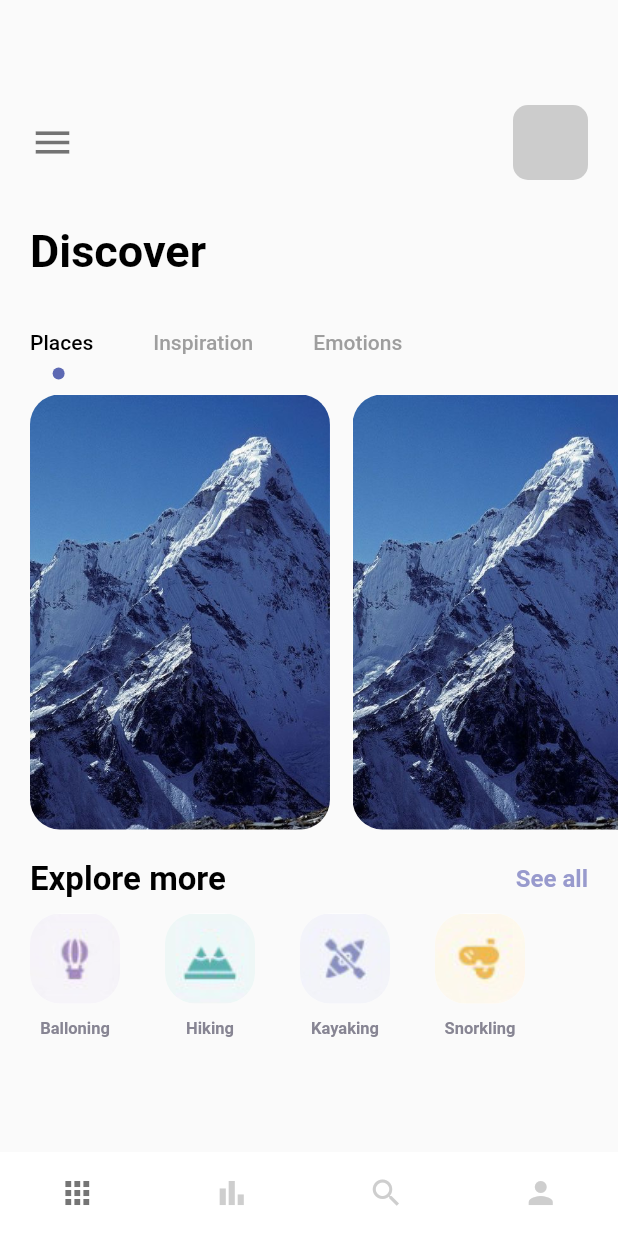
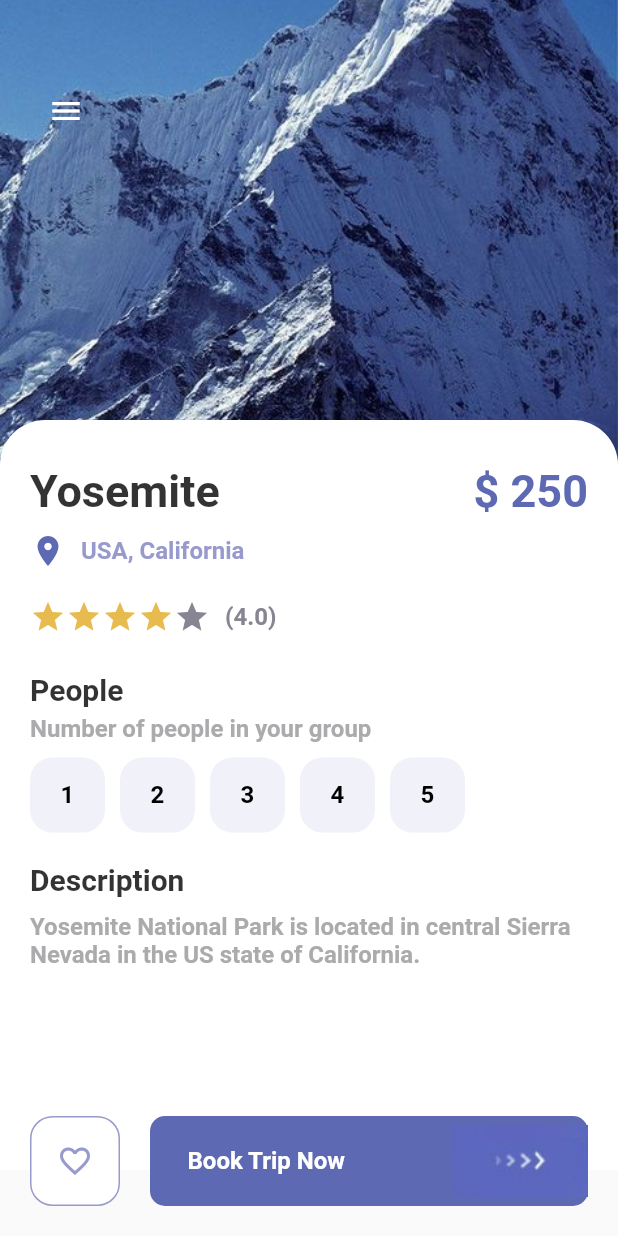
Before and after one commit to GzuPark/trailing_flutter, a Flutter app: the screen it shows after launch, on a phone screen of 412 x 824 dp. Run offline on Flutter 3.47's test engine with Material 2 defaults, Android fonts, the phone set to English and light mode, and no system bars.

Commit message:
Apply detailed page
- Add a reusable app button widget, it changes the color when the text shows in
- Modify the responsive button widget work with boolean
- Apply Stack widget to show background image and etc.
- Apply to arrange texts and buttons

```diff
--- a/lib/main.dart
+++ b/lib/main.dart
@@ -1,4 +1,5 @@
 import 'package:flutter/material.dart';
+import 'package:trailing_flutter/pages/detail_page.dart';
 import 'package:trailing_flutter/pages/navpages/main_page.dart';
 import 'package:trailing_flutter/pages/welcome_page.dart';
 
@@ -17,7 +18,8 @@ class MyApp extends StatelessWidget {
         primarySwatch: Colors.blue,
       ),
       // home: WelcomePage(),
-      home: MainPage(),
+      // home: MainPage(),
+      home: DetailPage(),
     );
   }
 }
--- /dev/null
+++ b/lib/pages/detail_page.dart
@@ -0,0 +1,163 @@
+import 'package:flutter/material.dart';
+import 'package:trailing_flutter/misc/colors.dart';
+import 'package:trailing_flutter/widgets/app_buttons.dart';
+import 'package:trailing_flutter/widgets/app_large_text.dart';
+import 'package:trailing_flutter/widgets/app_text.dart';
+import 'package:trailing_flutter/widgets/responsive_button.dart';
+
+class DetailPage extends StatefulWidget {
+  const DetailPage({Key? key}) : super(key: key);
+
+  @override
+  _DetailPageState createState() => _DetailPageState();
+}
+
+class _DetailPageState extends State<DetailPage> {
+  int gottenStars = 4;
+  int selectedIndex = -1;
+
+  @override
+  Widget build(BuildContext context) {
+    return Scaffold(
+      body: SizedBox(
+        width: double.maxFinite,
+        height: double.maxFinite,
+        child: Stack(
+          children: [
+            // top bg image
+            Positioned(
+              left: 0,
+              right: 0,
+              child: Container(
+                width: double.maxFinite,
+                height: 320,
+                decoration: const BoxDecoration(
+                  image: DecorationImage(
+                    image: AssetImage('assets/img/mountain.jpeg'),
+                    fit: BoxFit.cover,
+                  ),
+                ),
+              ),
+            ),
+            // icons
+            Positioned(
+              left: 20,
+              top: 50,
+              child: Row(
+                children: [
+                  IconButton(onPressed: () {}, icon: const Icon(Icons.menu), color: Colors.white),
+                ],
+              ),
+            ),
+            // text information
+            Positioned(
+              top: 280,
+              child: Container(
+                padding: const EdgeInsets.only(left: 20, right: 20, top: 30),
+                width: MediaQuery.of(context).size.width,
+                height: 500,
+                decoration: const BoxDecoration(
+                  color: Colors.white,
+                  borderRadius: BorderRadius.only(topLeft: Radius.circular(30), topRight: Radius.circular(30)),
+                ),
+                child: Column(
+                  crossAxisAlignment: CrossAxisAlignment.start,
+                  children: [
+                    // location title with the price
+                    Row(
+                      mainAxisAlignment: MainAxisAlignment.spaceBetween,
+                      children: [
+                        AppLargeText(text: 'Yosemite', color: Colors.black.withOpacity(0.8)),
+                        AppLargeText(text: '\$ 250', color: AppColors.mainColor),
+                      ],
+                    ),
+                    const SizedBox(height: 10),
+                    // location - icon & text
+                    Row(
+                      children: [
+                        const Icon(Icons.location_on, color: AppColors.mainColor),
+                        const SizedBox(width: 10),
+                        AppText(text: 'USA, California', color: AppColors.textColor1),
+                      ],
+                    ),
+                    const SizedBox(height: 20),
+                    // stars & rate
+                    Row(
+                      children: [
+                        Wrap(
+                          children: List.generate(5, (index) {
+                            return Icon(
+                              Icons.star,
+                              color: index < gottenStars ? AppColors.starColor : AppColors.textColor2,
+                            );
+                          }),
+                        ),
+                        const SizedBox(width: 10),
+                        AppText(text: '(4.0)', color: AppColors.textColor2),
+                      ],
+                    ),
+                    const SizedBox(height: 25),
+                    AppLargeText(text: 'People', size: 20, color: Colors.black.withOpacity(0.8)),
+                    const SizedBox(height: 5),
+                    AppText(text: 'Number of people in your group', color: AppColors.mainTextColor),
+                    const SizedBox(height: 10),
+                    // button - number of people
+                    Wrap(
+                      children: List.generate(5, (index) {
+                        return InkWell(
+                          onTap: () {
+                            setState(() {
+                              selectedIndex = index;
+                            });
+                          },
+                          child: Container(
+                            margin: const EdgeInsets.only(right: 10),
+                            child: AppButtons(
+                              size: 50,
+                              color: selectedIndex == index ? Colors.white : Colors.black,
+                              backgroundColor: selectedIndex == index ? Colors.black : AppColors.buttonBackground,
+                              borderColor: selectedIndex == index ? Colors.black : AppColors.buttonBackground,
+                              text: (index + 1).toString(),
+                            ),
+                          ),
+                        );
+                      }),
+                    ),
+                    const SizedBox(height: 20),
+                    AppLargeText(text: 'Description', size: 20, color: Colors.black.withOpacity(0.8)),
+                    const SizedBox(height: 10),
+                    AppText(
+                      text: 'Yosemite National Park is located in central Sierra Nevada in the US state of California.',
+                      color: AppColors.mainTextColor,
+                    ),
+                  ],
+                ),
+              ),
+            ),
+            Positioned(
+              bottom: 20,
+              left: 20,
+              right: 20,
+              child: Row(
+                children: const [
+                  AppButtons(
+                    size: 60,
+                    color: AppColors.textColor1,
+                    backgroundColor: Colors.white,
+                    borderColor: AppColors.textColor1,
+                    icon: Icons.favorite_border,
+                    isIcon: true,
+                  ),
+                  SizedBox(width: 20),
+                  ResponsiveButton(
+                    isResponsive: true,
+                  ),
+                ],
+              ),
+            ),
+          ],
+        ),
+      ),
+    );
+  }
+}
--- /dev/null
+++ b/lib/widgets/app_buttons.dart
@@ -0,0 +1,37 @@
+import 'package:flutter/material.dart';
+import 'package:trailing_flutter/widgets/app_text.dart';
+
+class AppButtons extends StatelessWidget {
+  final Color color;
+  final Color backgroundColor;
+  final Color borderColor;
+  final double size;
+  final String? text;
+  final IconData? icon;
+  final bool? isIcon;
+
+  const AppButtons({
+    Key? key,
+    this.text,
+    this.icon,
+    this.isIcon = false,
+    required this.size,
+    required this.color,
+    required this.backgroundColor,
+    required this.borderColor,
+  }) : super(key: key);
+
+  @override
+  Widget build(BuildContext context) {
+    return Container(
+      width: size,
+      height: size,
+      decoration: BoxDecoration(
+        borderRadius: BorderRadius.circular(15),
+        border: Border.all(color: borderColor, width: 1),
+        color: backgroundColor,
+      ),
+      child: isIcon == false ? Center(child: AppText(text: text!, color: color)) : Icon(icon, color: color),
+    );
+  }
+}
--- a/lib/widgets/responsive_button.dart
+++ b/lib/widgets/responsive_button.dart
@@ -1,30 +1,37 @@
-import 'package:flutter/cupertino.dart';
+import 'package:flutter/material.dart';
 import 'package:trailing_flutter/misc/colors.dart';
+import 'package:trailing_flutter/widgets/app_text.dart';
 
 class ResponsiveButton extends StatelessWidget {
-  double? width;
-  bool? isResponsive;
+  final double? width;
+  final bool? isResponsive;
 
-  ResponsiveButton({
+  const ResponsiveButton({
     Key? key,
-    this.width,
+    this.width = 120,
     this.isResponsive = false,
   }) : super(key: key);
 
   @override
   Widget build(BuildContext context) {
-    return Container(
-      width: width,
+    return Flexible(
+      child: Container(
+        width: isResponsive == true ? double.maxFinite : width,
         height: 60,
         decoration: BoxDecoration(
           borderRadius: BorderRadius.circular(10),
           color: AppColors.mainColor,
         ),
         child: Row(
-        mainAxisAlignment: MainAxisAlignment.center,
+          mainAxisAlignment: isResponsive == true ? MainAxisAlignment.spaceBetween : MainAxisAlignment.center,
           children: [
+            isResponsive == true
+                ? Container(
+                    margin: const EdgeInsets.only(left: 25), child: AppText(text: 'Book Trip Now', color: Colors.white))
+                : Container(),
             Image.asset('assets/img/button-one.png'),
           ],
+        ),
       ),
     );
   }
```
Lines whose indentation alone changed are shown as unchanged.
